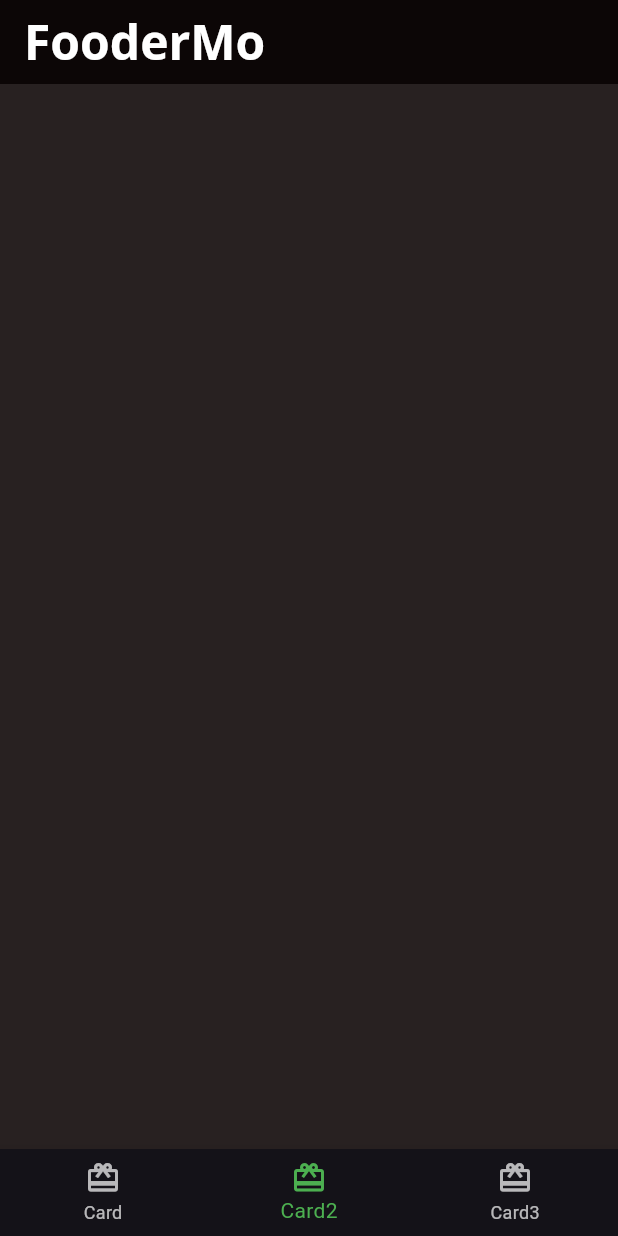
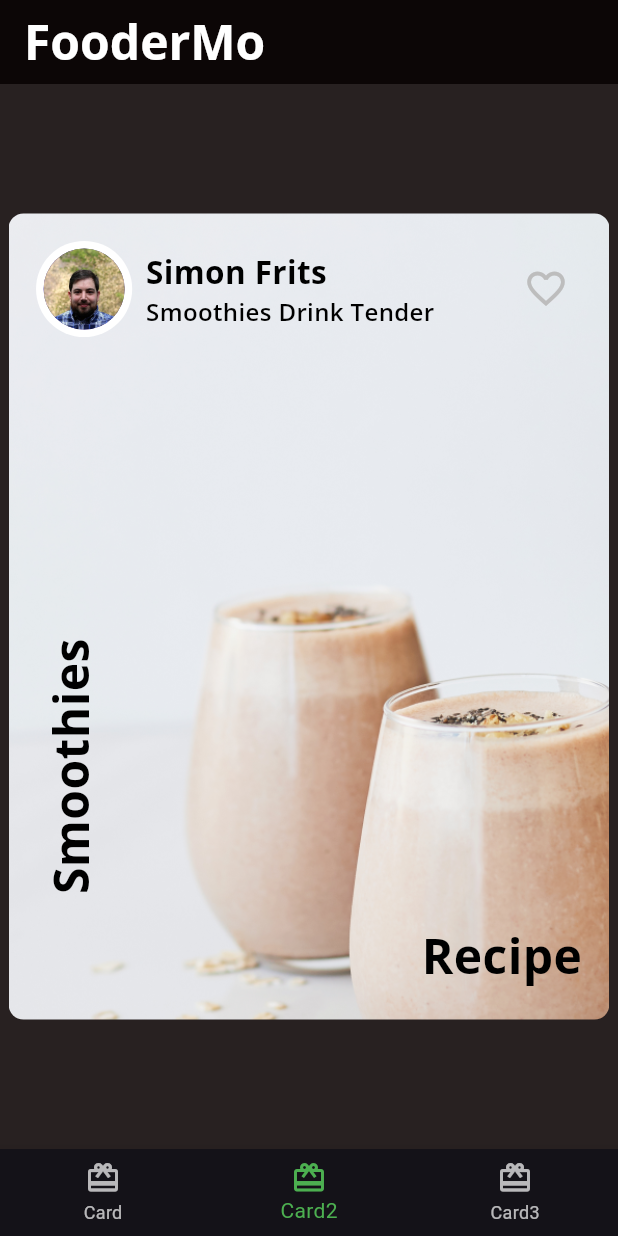
Before and after one commit to Cyonecoder/flutterRepractice, a Flutter app: the screen it shows after launch, item 2 of the bottom bar chosen, on a phone screen of 412 x 824 dp. Run offline on Flutter 3.47's test engine with Material 3 defaults, Android fonts, the phone set to English and light mode, and no system bars; our stand-ins replace flutter_screenutil, google_fonts.

Commit message:
add card2 with all UI

```diff
--- /dev/null
+++ b/lib/authorcard.dart
@@ -0,0 +1,57 @@
+import 'package:flutter/cupertino.dart';
+import 'package:flutter/material.dart';
+import 'package:flutter_app/circle_image.dart';
+import 'package:flutter_app/fooderMo_theme.dart';
+import 'package:flutter_screenutil/flutter_screenutil.dart';
+
+class Authorcard extends StatelessWidget {
+  final String authorname;
+  final String title;
+  final ImageProvider? imageProvider;
+
+  const Authorcard(
+      {super.key,
+      required this.authorname,
+      required this.title,
+      this.imageProvider});
+
+  @override
+  Widget build(BuildContext context) {
+    return Container(
+      padding: const EdgeInsets.all(16).w,
+      child: Row(
+        mainAxisAlignment: MainAxisAlignment.spaceBetween,
+
+        children: [
+
+          Row(
+            children: [
+              CircleImage(
+                imageProvider: imageProvider,
+                imageRadius: 28.r,
+              ),
+              SizedBox(
+                width: 8.w,
+              ),
+
+              Column(
+                crossAxisAlignment: CrossAxisAlignment.start,
+                children: [
+                  Text(authorname,style: FooderMoTheme.lightTextTheme.headlineMedium,),
+                  Text(title,style: FooderMoTheme.lightTextTheme.headlineSmall,)
+
+                ],
+              ),],
+          ),
+
+          IconButton(onPressed: (){
+            const snackBar =SnackBar(content: Text('Favorite Pressed'));
+            ScaffoldMessenger.of(context).showSnackBar(snackBar);
+
+          }, icon: const Icon(Icons.favorite_border),iconSize: 30,color: Colors.grey[400],),
+
+        ],
+      ),
+    );
+  }
+}
--- /dev/null
+++ b/lib/card2.dart
@@ -0,0 +1,44 @@
+import 'package:flutter/material.dart';
+import 'package:flutter_app/authorcard.dart';
+import 'package:flutter_app/fooderMo_theme.dart';
+import 'package:flutter_screenutil/flutter_screenutil.dart';
+
+class Card2 extends StatelessWidget {
+  const Card2({super.key});
+
+  @override
+  Widget build(BuildContext context) {
+    return Center(
+      child: Container(
+        constraints: BoxConstraints.expand(
+          width: 350.w,
+          height: 450.h,
+        ),
+        decoration: BoxDecoration(
+          image: DecorationImage(
+            image: AssetImage('assets/mag5.png'),
+            fit: BoxFit.cover,
+          ),
+          borderRadius: BorderRadius.all(
+            Radius.circular(10),
+          ),
+        ),
+        child: Column(
+          mainAxisAlignment: MainAxisAlignment.spaceBetween,
+          children: [
+            Authorcard(
+              authorname: 'Simon Frits',
+              title: 'Smoothies Drink Tender',
+              imageProvider: AssetImage('assets/author_katz.jpeg'),
+            ),
+          Expanded(child: Stack(children: [
+
+            Positioned(bottom: 16.h,right: 16.w,child: Text('Recipe',style: FooderMoTheme.lightTextTheme.headlineLarge,))
+,            Positioned(bottom: 70.h,left: 16.w,child: RotatedBox(quarterTurns: 3,child: Text('Smoothies',style: FooderMoTheme.lightTextTheme.headlineLarge)))
+
+          ],))],
+        ),
+      ),
+    );
+  }
+}
--- /dev/null
+++ b/lib/circle_image.dart
@@ -0,0 +1,20 @@
+import 'package:flutter/material.dart';
+
+class CircleImage extends StatelessWidget {
+  const CircleImage({super.key, this.imageProvider, this.imageRadius = 20});
+
+  final double imageRadius;
+  final ImageProvider? imageProvider;
+
+  @override
+  Widget build(BuildContext context) {
+    return  CircleAvatar(
+      backgroundColor: Colors.white,
+      radius: imageRadius!,
+      child: CircleAvatar(
+        radius: imageRadius-5,
+        backgroundImage: imageProvider,
+      ),
+    );
+  }
+}
--- a/lib/home.dart
+++ b/lib/home.dart
@@ -1,5 +1,6 @@
 
 import 'package:flutter/material.dart';
+import 'package:flutter_app/card2.dart';
 import 'package:flutter_screenutil/flutter_screenutil.dart';
 import 'card1.dart';
 
@@ -18,9 +19,7 @@ class _HomeState extends State<Home> {
 
   static List<Widget> pages = <Widget>[
     const Card1(),
-    Container(
-      color: Colors.transparent,
-    ),
+    const Card2(),
     Container(
       color: Colors.transparent,
     ),
```
